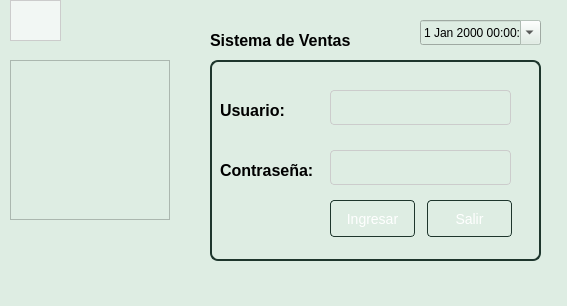
Before: the Qt Designer form Sistema de ventas/ui/FrmLogin.ui in CodeDrTech/DevelopPython, drawn with Qt 5.
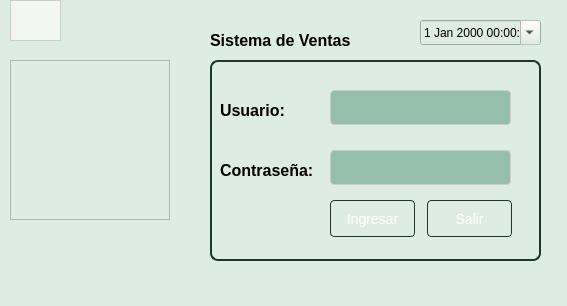
After: the same form once the commit is applied.

```diff
--- a/Sistema de ventas/ui/FrmLogin.ui
+++ b/Sistema de ventas/ui/FrmLogin.ui
@@ -194,7 +194,7 @@
      </property>
      <property name="styleSheet">
       <string notr="true">QLineEdit {
-    background-color: #deede3;
+    background-color: #96bfab;
     border: 1px solid #cccccc;
     padding: 6px;
     border-radius: 4px;
@@ -230,7 +230,7 @@
      </property>
      <property name="styleSheet">
       <string notr="true">QLineEdit {
-    background-color: #deede3;
+    background-color: #96bfab;
     border: 1px solid #cccccc;
     padding: 6px;
     border-radius: 4px;
```
Left out of the diff: 4 changed lines with no effect on the pictures.
